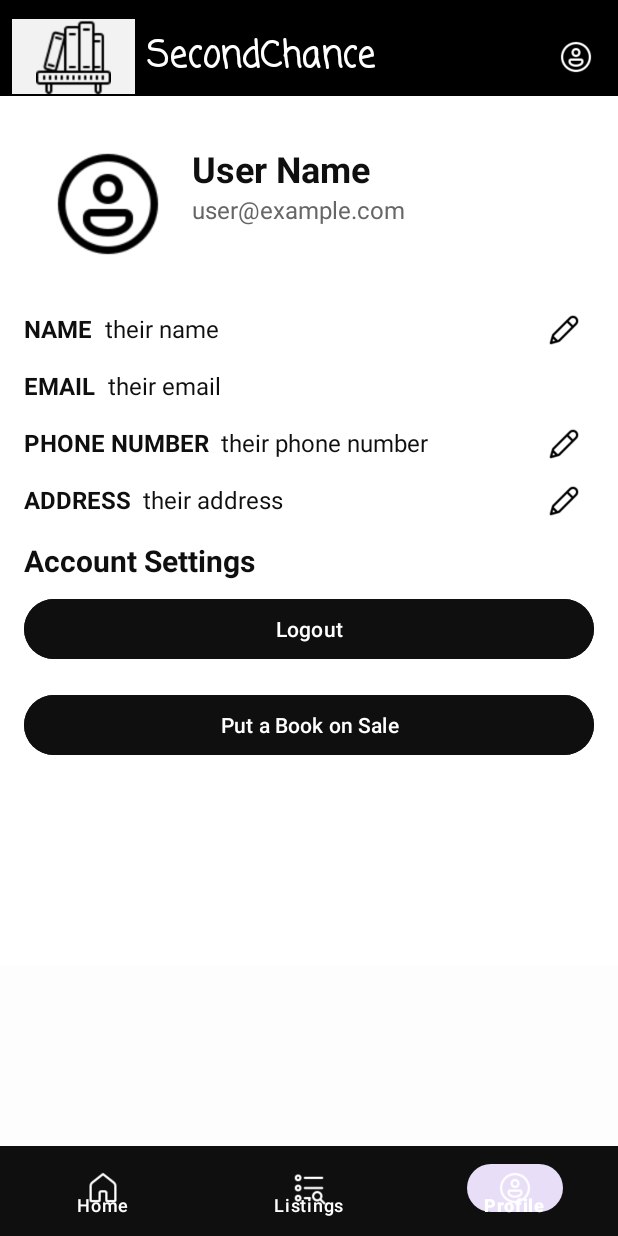
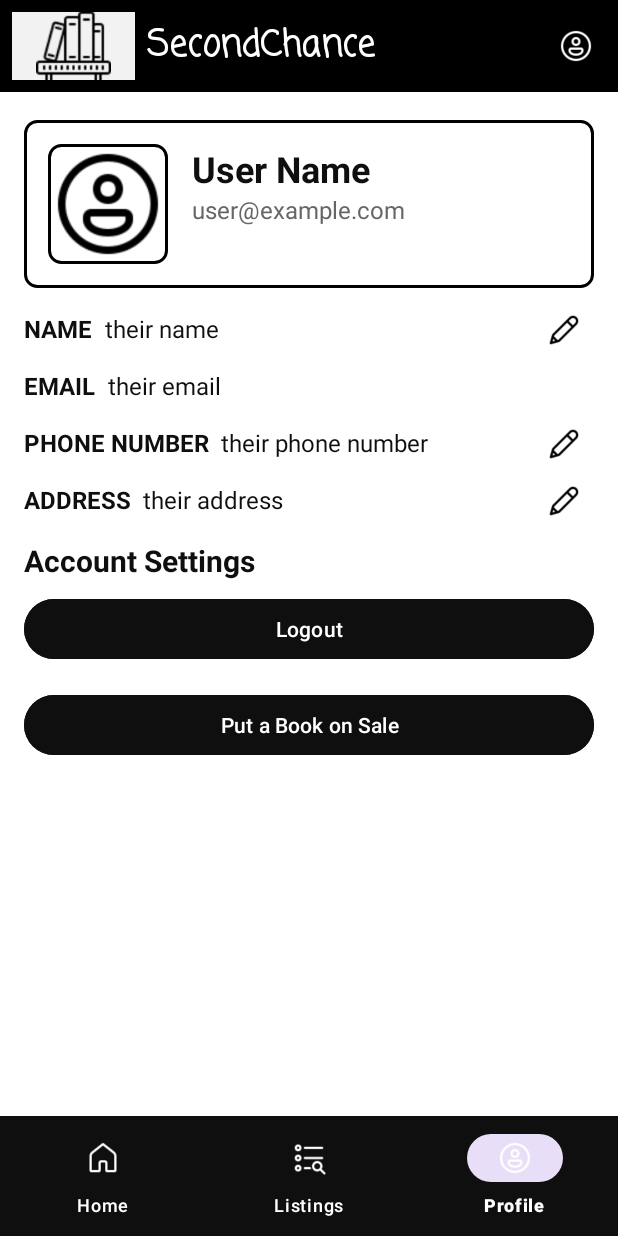
Before and after one commit to Bharti-Sawli/Second-Chance, an Android app: the ProfileActivity screen opened directly, with no data from a screen before it, on a phone screen of 412 x 824 dp. Run offline under Robolectric (Android 15) with nearby library versions, the phone set to English and light mode, and no system bars; our stand-ins replace Firebase (no records; nobody signed in at launch, a user with empty details on screens opened directly).

Commit message:
modified layout a bit

```diff
--- a/app/src/main/res/layout/activity_profile.xml
+++ b/app/src/main/res/layout/activity_profile.xml
@@ -3,12 +3,12 @@
     xmlns:app="http://schemas.android.com/apk/res-auto"
     android:layout_width="match_parent"
     android:layout_height="match_parent"
-    android:background="#FDFDFD">
+    android:background="#FFFFFF">
 
     <!-- Header -->
     <LinearLayout
         android:layout_width="match_parent"
-        android:layout_height="wrap_content"
+        android:layout_height="61dp"
         android:background="#000000"
         android:gravity="center_vertical"
         android:orientation="horizontal"
@@ -78,17 +78,20 @@
                 android:id="@+id/profileHeader"
                 android:layout_width="match_parent"
                 android:layout_height="wrap_content"
+                android:background="@drawable/search_box_border"
                 android:orientation="horizontal"
                 android:padding="16dp"
                 app:layout_constraintEnd_toEndOf="parent"
                 app:layout_constraintStart_toStartOf="parent"
                 app:layout_constraintTop_toTopOf="parent">
 
+
                 <ImageView
                     android:id="@+id/profileImage"
                     android:layout_width="80dp"
                     android:layout_height="80dp"
                     android:layout_marginEnd="16dp"
+                    android:background="@drawable/search_box_border"
                     android:contentDescription="Profile Picture"
                     android:scaleType="centerCrop"
                     android:src="@drawable/profile_placeholder" />
@@ -297,7 +300,7 @@
     <com.google.android.material.bottomnavigation.BottomNavigationView
         android:id="@+id/bottomNavigation"
         android:layout_width="match_parent"
-        android:layout_height="60dp"
+        android:layout_height="wrap_content"
         android:layout_gravity="bottom"
         android:background="#0F0F0F"
         app:itemIconTint="#FFFFFF"
```
